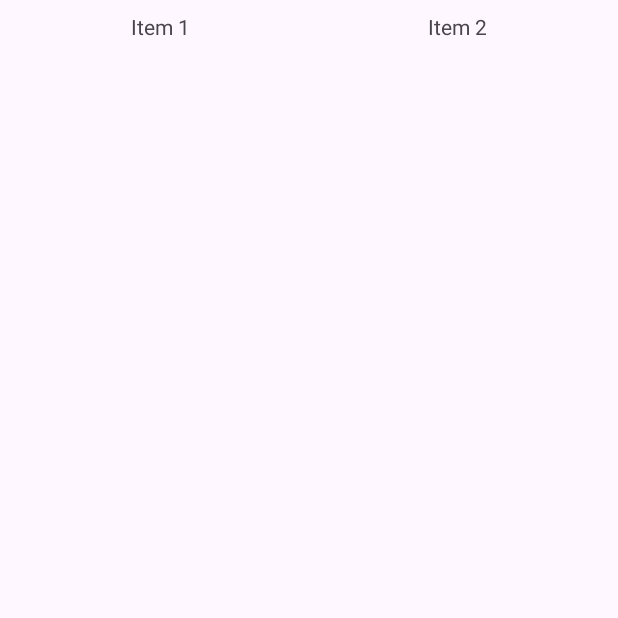
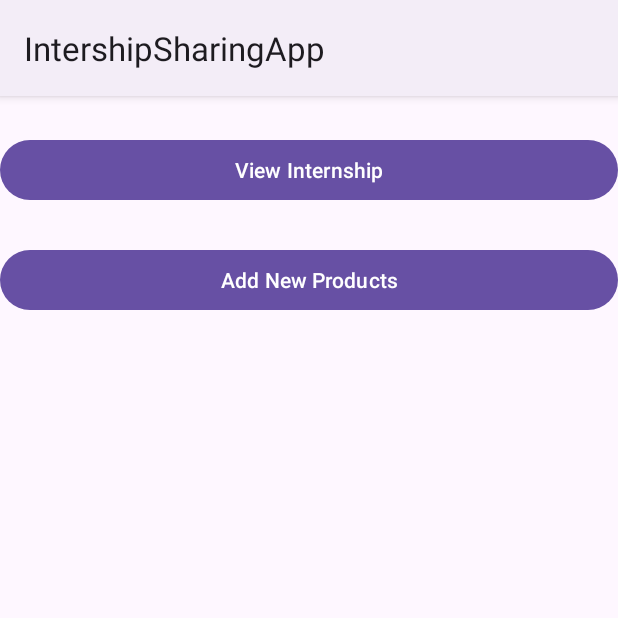
Before and after one commit to Poplol517/IntershipSharingApp, an Android app: the screen it shows after launch (MainActivity), on a phone screen of 412 x 824 dp, the top half of it. Before the commit the part shown is almost empty. Run offline under Robolectric (Android 15) with nearby library versions, the phone set to English and light mode, and no system bars.

Commit message:
getting user details

```diff
--- a/app/build.gradle
+++ b/app/build.gradle
@@ -29,7 +29,7 @@ android {
 }
 
 dependencies {
-
+    implementation 'com.android.volley:volley:1.2.1'
     implementation libs.appcompat
     implementation libs.material
     implementation libs.activity
--- a/app/src/main/AndroidManifest.xml
+++ b/app/src/main/AndroidManifest.xml
@@ -1,6 +1,8 @@
 <?xml version="1.0" encoding="utf-8"?>
 <manifest xmlns:android="http://schemas.android.com/apk/res/android"
     xmlns:tools="http://schemas.android.com/tools">
+
+    <uses-permission android:name="android.permission.INTERNET" />
 
     <application
         android:allowBackup="true"
@@ -11,7 +13,11 @@
         android:roundIcon="@mipmap/ic_launcher_round"
         android:supportsRtl="true"
         android:theme="@style/Theme.IntershipSharingApp"
+        android:usesCleartextTraffic="true"
         tools:targetApi="31">
+        <activity
+            android:name=".AllUserActivity"
+            android:exported="false" />
         <activity
             android:name=".MainActivity"
             android:exported="true">
--- a/app/src/main/java/mdad/localdata/intershipsharingapp/MainActivity.java
+++ b/app/src/main/java/mdad/localdata/intershipsharingapp/MainActivity.java
@@ -1,24 +1,44 @@
 package mdad.localdata.intershipsharingapp;
 
+import android.annotation.SuppressLint;
+import android.content.Intent;
 import android.os.Bundle;
+import android.view.View;
+import android.widget.Button;
 
-import androidx.activity.EdgeToEdge;
 import androidx.appcompat.app.AppCompatActivity;
-import androidx.core.graphics.Insets;
-import androidx.core.view.ViewCompat;
-import androidx.core.view.WindowInsetsCompat;
 
 public class MainActivity extends AppCompatActivity {
+    //change this ip address to your machine ip address, or you can use your atspace web address.
+    public static String ipBaseAddress = "http://192.168.0.19/project";
+    Button btnViewItem;
+    Button btnNewProduct;
 
+    @SuppressLint("MissingInflatedId")
     @Override
     protected void onCreate(Bundle savedInstanceState) {
         super.onCreate(savedInstanceState);
-        EdgeToEdge.enable(this);
         setContentView(R.layout.activity_main);
-        ViewCompat.setOnApplyWindowInsetsListener(findViewById(R.id.main), (v, insets) -> {
-            Insets systemBars = insets.getInsets(WindowInsetsCompat.Type.systemBars());
-            v.setPadding(systemBars.left, systemBars.top, systemBars.right, systemBars.bottom);
-            return insets;
+// Buttons
+        btnViewItem= (Button) findViewById(R.id.btnViewItem);
+        btnNewProduct = (Button) findViewById(R.id.btnCreateProduct);
+        // view products click event
+        btnViewItem.setOnClickListener(new View.OnClickListener() {
+            @Override
+            public void onClick(View view) {
+            // Launching All products Activity
+             Intent i = new Intent(getApplicationContext(), AllUserActivity.class);
+             startActivity(i);
+            }
+        });
+        // view products click event
+        btnNewProduct.setOnClickListener(new View.OnClickListener() {
+            @Override
+            public void onClick(View view) {
+            // Create New Product Activity
+            // Intent i = new Intent(getApplicationContext(), NewProductActivity.class);
+            // startActivity(i);
+            }
         });
     }
 }
--- a/app/src/main/res/layout/activity_main.xml
+++ b/app/src/main/res/layout/activity_main.xml
@@ -1,37 +1,20 @@
 <?xml version="1.0" encoding="utf-8"?>
-<androidx.constraintlayout.widget.ConstraintLayout xmlns:android="http://schemas.android.com/apk/res/android"
-    xmlns:app="http://schemas.android.com/apk/res-auto"
-    xmlns:tools="http://schemas.android.com/tools"
-    android:id="@+id/main"
-    android:layout_width="match_parent"
-    android:layout_height="match_parent"
-    tools:context=".MainActivity">
-
-    <LinearLayout
-        android:id="@+id/linearLayout"
-        android:layout_width="0dp"
+<LinearLayout xmlns:android="http://schemas.android.com/apk/res/android"
+    android:layout_width="fill_parent"
+    android:layout_height="fill_parent"
+    android:orientation="vertical"
+    android:gravity="center_horizontal">
+    <!-- Sample Dashboard screen with Two buttons -->
+    <!-- Button to view all products screen -->
+    <Button android:id="@+id/btnViewItem"
+        android:layout_width="fill_parent"
         android:layout_height="wrap_content"
-        android:orientation="horizontal"
-        android:padding="8dp"
-        app:layout_constraintEnd_toEndOf="parent"
-        app:layout_constraintStart_toStartOf="parent"
-        app:layout_constraintTop_toTopOf="parent">
-
-        <TextView
-            android:id="@+id/item1"
-            android:layout_width="0dp"
-            android:layout_height="wrap_content"
-            android:layout_weight="1"
-            android:gravity="center"
-            android:text="Item 1" />
-
-        <TextView
-            android:id="@+id/item2"
-            android:layout_width="0dp"
-            android:layout_height="wrap_content"
-            android:layout_weight="1"
-            android:gravity="center"
-            android:text="Item 2" />
-    </LinearLayout>
-
-</androidx.constraintlayout.widget.ConstraintLayout>
+        android:text="View Internship"
+        android:layout_marginTop="25dip"/>
+    <!-- Button to create a new product screen -->
+    <Button android:id="@+id/btnCreateProduct"
+        android:layout_width="fill_parent"
+        android:layout_height="wrap_content"
+        android:text="Add New Products"
+        android:layout_marginTop="25dip"/>
+</LinearLayout>
--- a/app/src/main/res/values/themes.xml
+++ b/app/src/main/res/values/themes.xml
@@ -1,6 +1,6 @@
 <resources xmlns:tools="http://schemas.android.com/tools">
     <!-- Base application theme. -->
-    <style name="Base.Theme.IntershipSharingApp" parent="Theme.Material3.DayNight.NoActionBar">
+    <style name="Base.Theme.IntershipSharingApp" parent="Theme.Material3.DayNight">
         <!-- Customize your light theme here. -->
         <!-- <item name="colorPrimary">@color/my_light_primary</item> -->
     </style>
```
Also changed, not shown: app/src/main/java/mdad/localdata/intershipsharingapp/AllUserActivity.java (added, +131 -0 lines), app/src/main/res/layout/activity_all_user.xml (added, +14 -0 lines), app/src/main/res/layout/user_list_item.xml (added, +72 -0 lines).
